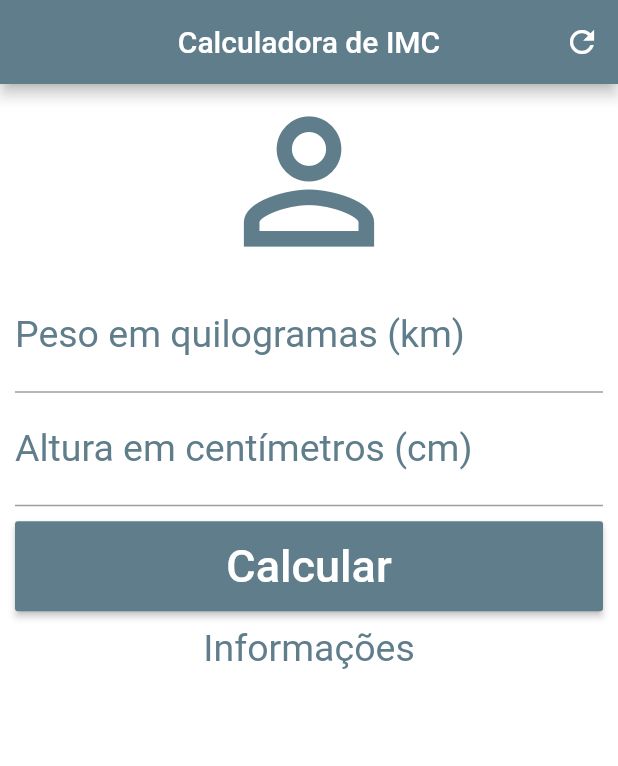
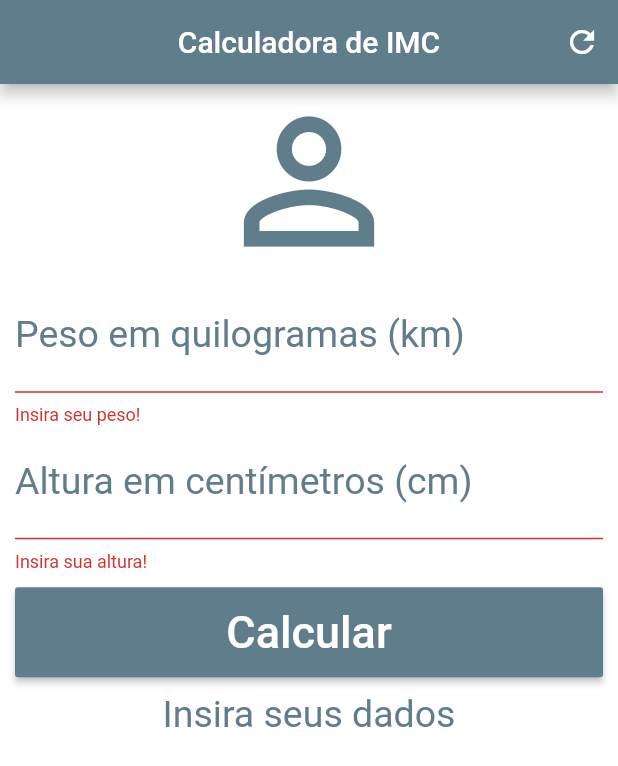
Before and after one commit to thais-carvalho/imc, a Flutter app: the screen it shows after launch, after a tap on "Calcular", on a phone screen of 412 x 824 dp. Shown: the top 766 px of the screen. Run offline on Flutter 3.47's test engine with Material 2 defaults, Android fonts, the phone set to English and light mode, and no system bars.

Commit message:
commit features

```diff
--- a/lib/main.dart
+++ b/lib/main.dart
@@ -14,6 +14,41 @@ class Home extends StatefulWidget {
 }
 
 class _HomeState extends State<Home> {
+  GlobalKey<FormState> formKey = GlobalKey<FormState>();
+
+  TextEditingController weightController = TextEditingController();
+  TextEditingController heightController = TextEditingController();
+  String infoText = "Insira seus dados";
+
+  void resetFields() {
+    weightController.text = "";
+    heightController.text = "";
+    setState(() {
+      infoText = "Insira seus dados";
+      formKey = GlobalKey<FormState>();
+    });
+  }
+
+  void calculaIMC() {
+    setState(() {
+      double weight = double.parse(weightController.text);
+      double height = double.parse(heightController.text) / 100;
+      double imc = weight / (height * height);
+      if (imc < 18.6) {
+        infoText = "${imc.toStringAsPrecision(4)} - Abaixo do peso";
+      } else {
+        infoText = "${imc.toStringAsPrecision(4)} - Outro";
+      }
+    });
+
+    double weight = double.parse(weightController.text);
+    double height = double.parse(heightController.text) / 100;
+    double imc = weight / height * height;
+    if (imc < 18.6) {
+      infoText = "$imc - Abaixo do peso";
+    }
+  }
+
   @override
   Widget build(BuildContext context) {
     return Scaffold(
@@ -24,96 +59,78 @@ class _HomeState extends State<Home> {
         actions: [
           IconButton(
             icon: Icon(Icons.refresh),
-            onPressed: () {},
+            onPressed: resetFields,
           )
         ],
       ),
       backgroundColor: Colors.white,
-      body: SingleChildScrollView
-      (
+      body: SingleChildScrollView(
           padding: EdgeInsets.fromLTRB(10.0, 0, 10.0, 0),
-        child: Column
-        (
+          child: Form(
+              key: formKey,
+              child: Column(
                 crossAxisAlignment: CrossAxisAlignment.stretch,
-          children:
-          [
-            Icon
-            (
+                children: [
+                  Icon(
                     Icons.person_outline,
                     size: 130.0,
                     color: Colors.blueGrey,
                   ),
-            TextField
-            (
+                  TextFormField(
                     keyboardType: TextInputType.number,
-              decoration: InputDecoration
-              (
+                    decoration: InputDecoration(
                         labelText: "Peso em quilogramas (km)",
-                labelStyle: TextStyle
-                (
-                  color: Colors.blueGrey
-                )
-              ),
+                        labelStyle: TextStyle(color: Colors.blueGrey)),
                     textAlign: TextAlign.center,
-              style: TextStyle
-              (
+                    style: TextStyle(
                       color: Colors.blueGrey,
                       fontSize: 25.0,
                     ),
+                    controller: weightController,
+                    validator: (value) {
+                      if (value == null || value.isEmpty) return "Insira seu peso!";
+                    },
                   ),
-            TextField
-            (
+                  TextFormField(
                     keyboardType: TextInputType.number,
-              decoration: InputDecoration
-              (
+                    decoration: InputDecoration(
                         labelText: "Altura em centímetros (cm)",
-                labelStyle: TextStyle
-                (
-                  color: Colors.blueGrey
-                )
-              ),
+                        labelStyle: TextStyle(color: Colors.blueGrey)),
                     textAlign: TextAlign.center,
-              style: TextStyle
-              (
+                    style: TextStyle(
                       color: Colors.blueGrey,
                       fontSize: 25.0,
                     ),
+                    controller: heightController,
+                    validator: (value) {
+                      if (value == null || value.isEmpty) {
+                        return "Insira sua altura!";
+                      }
+                    },
                   ),
-            Padding
-            (
+                  Padding(
                     padding: EdgeInsets.only(top: 10.0, bottom: 10.0),
-              child: Container
-              (
+                    child: Container(
                       height: 60.0,
-                child: RaisedButton
-                (
-                  onPressed: () {},
-                  child: Text
-                  (
+                      child: RaisedButton(
+                        onPressed: () {
+                          if (formKey.currentState!.validate()) calculaIMC();
+                        },
+                        child: Text(
                           "Calcular",
-                    style: TextStyle
-                    (
-                      color: Colors.white,
-                      fontSize: 30.0
-                    ),
+                          style: TextStyle(color: Colors.white, fontSize: 30.0),
                         ),
                         color: Colors.blueGrey,
                       ),
                     ),
                   ),
-            Text
-            (
-              "Informações",
-              style: TextStyle
-              (
-                fontSize: 25.0,
-                color: Colors.blueGrey
-              ),
+                  Text(
+                    infoText,
+                    style: TextStyle(fontSize: 25.0, color: Colors.blueGrey),
                     textAlign: TextAlign.center,
                   )
                 ],
-        )
-      ),
+              ))),
     );
   }
 }
```
Lines whose indentation alone changed are shown as unchanged.
